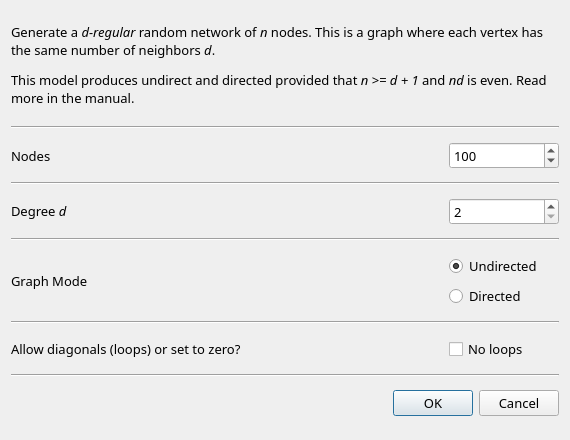
The window that src/forms/dialograndregular.ui (socnetv/app) describes before a commit, drawn with Qt 5.
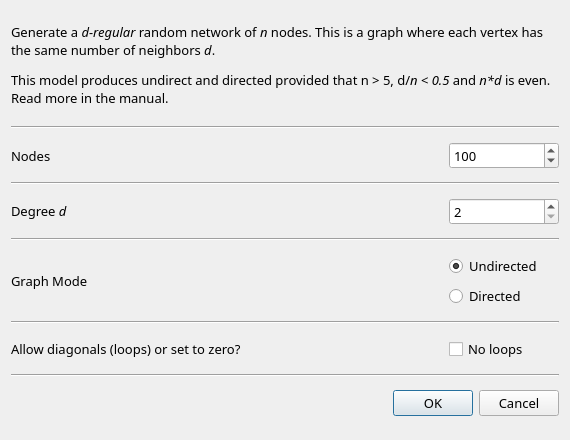
The same window after the commit.

The edit to the form file:
```diff
--- a/src/forms/dialograndregular.ui
+++ b/src/forms/dialograndregular.ui
@@ -69,7 +69,7 @@
       <enum>QFrame::Sunken</enum>
      </property>
      <property name="text">
-      <string>&lt;html&gt;&lt;head/&gt;&lt;body&gt;&lt;p&gt;Generate a &lt;span style=&quot; font-style:italic;&quot;&gt;d-regular&lt;/span&gt; random network of &lt;span style=&quot; font-style:italic;&quot;&gt;n&lt;/span&gt; nodes. This is a graph where each vertex has the same number of neighbors &lt;span style=&quot; font-style:italic;&quot;&gt;d&lt;/span&gt;.&lt;/p&gt;&lt;p&gt;This model produces undirect and directed provided that &lt;span style=&quot; font-style:italic;&quot;&gt;n &amp;gt;= d + 1 &lt;/span&gt;and &lt;span style=&quot; font-style:italic;&quot;&gt;nd &lt;/span&gt;is even. Read more in the manual.&lt;/p&gt;&lt;/body&gt;&lt;/html&gt;</string>
+      <string>&lt;html&gt;&lt;head/&gt;&lt;body&gt;&lt;p&gt;Generate a &lt;span style=&quot; font-style:italic;&quot;&gt;d-regular&lt;/span&gt; random network of &lt;span style=&quot; font-style:italic;&quot;&gt;n&lt;/span&gt; nodes. This is a graph where each vertex has the same number of neighbors &lt;span style=&quot; font-style:italic;&quot;&gt;d&lt;/span&gt;.&lt;/p&gt;&lt;p&gt;This model produces undirect and directed provided that n &amp;gt; 5, d/&lt;span style=&quot; font-style:italic;&quot;&gt;n &amp;lt; 0.5 &lt;/span&gt;and &lt;span style=&quot; font-style:italic;&quot;&gt;n*d &lt;/span&gt;is even. Read more in the manual.&lt;/p&gt;&lt;/body&gt;&lt;/html&gt;</string>
      </property>
      <property name="textFormat">
       <enum>Qt::RichText</enum>
```
Left out of the diff: 4 changed lines with no effect on the pictures.
